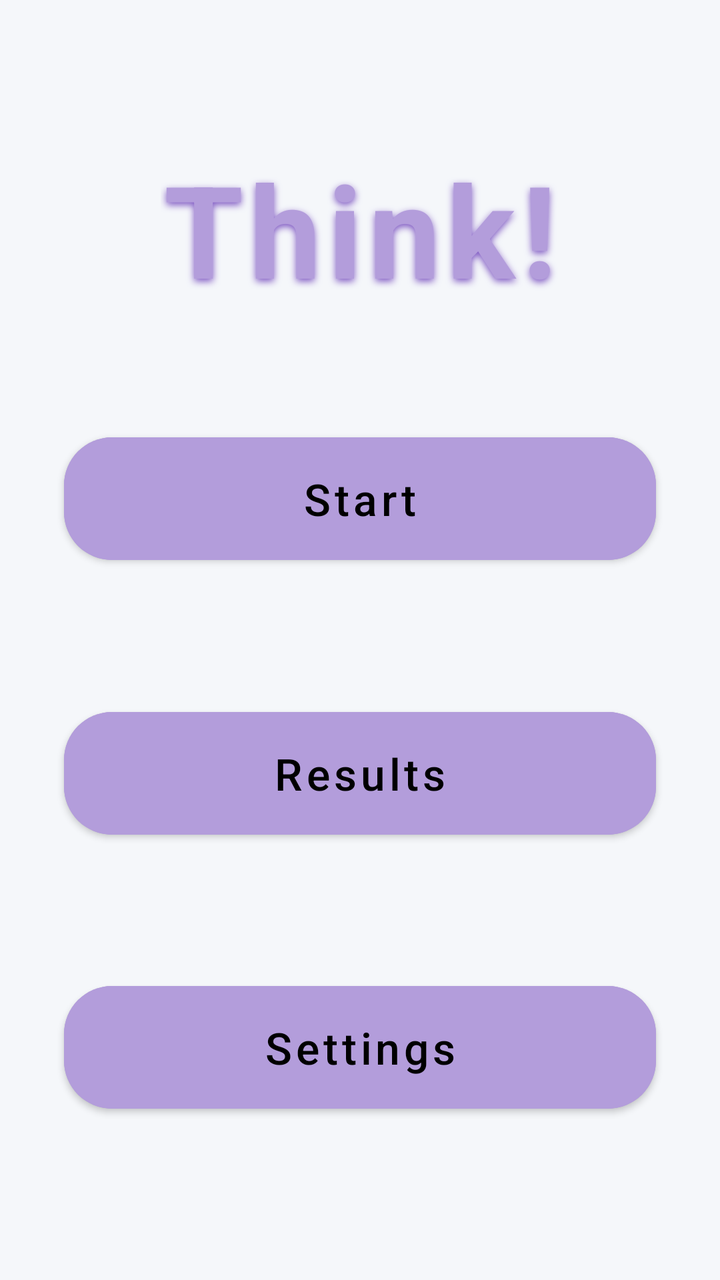
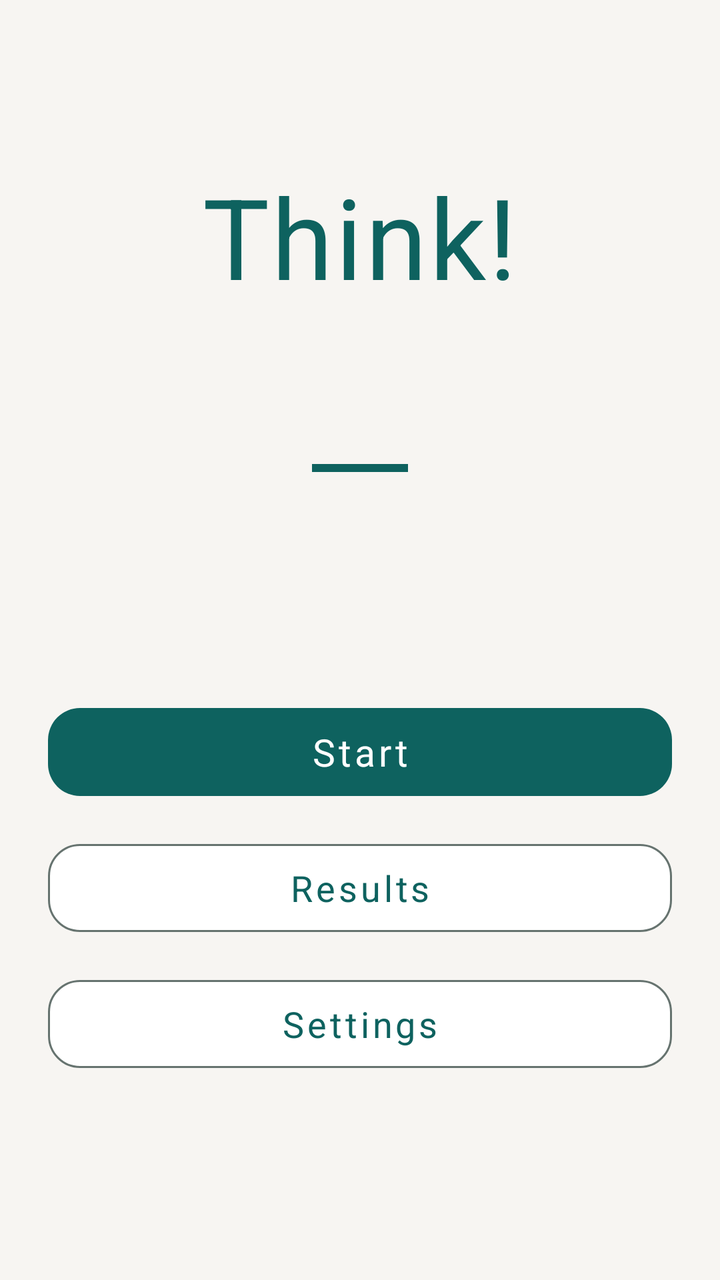

An Android layout rendered at two revisions. The XML below is the earlier revision; the diff shows what the commit changed to produce the second picture.
<!-- AndroidManifest.xml: application theme Theme.Think -->
<!-- res/layout/activity_main.xml -->
<?xml version="1.0" encoding="utf-8"?>
<androidx.constraintlayout.widget.ConstraintLayout
    xmlns:android="http://schemas.android.com/apk/res/android"
    xmlns:app="http://schemas.android.com/apk/res-auto"
    xmlns:tools="http://schemas.android.com/tools"
    android:layout_width="match_parent"
    android:layout_height="match_parent"
    android:background="@color/game_background"
    android:padding="24dp"
    tools:context=".MainActivity">

    
    <TextView
        android:id="@+id/textGameTitle"
        android:layout_width="wrap_content"
        android:layout_height="wrap_content"
        android:text="@string/app_name"
        android:textSize="64sp"
        android:textColor="@color/game_primary"
        android:textStyle="bold"
        android:fontFamily="sans-serif-black"
        android:letterSpacing="0.05"
        android:shadowColor="@color/game_primary_variant"
        android:shadowDx="0"
        android:shadowDy="4"
        android:shadowRadius="8"
        app:layout_constraintTop_toTopOf="parent"
        app:layout_constraintStart_toStartOf="parent"
        app:layout_constraintEnd_toEndOf="parent"
        app:layout_constraintBottom_toTopOf="@+id/buttonStartGame"
        app:layout_constraintVertical_bias="0.3" />

    
    <Button
        android:id="@+id/buttonStartGame"
        style="@style/ThinkMainMenuButton"
        android:layout_width="0dp"
        android:layout_height="wrap_content"
        android:text="@string/start_game"
        android:layout_marginBottom="16dp"
        app:layout_constraintStart_toStartOf="parent"
        app:layout_constraintEnd_toEndOf="parent"
        app:layout_constraintBottom_toTopOf="@+id/buttonResults"
        app:layout_constraintTop_toBottomOf="@+id/textGameTitle"
        app:layout_constraintVertical_chainStyle="packed" />

    <Button
        android:id="@+id/buttonResults"
        style="@style/ThinkMainMenuButton"
        android:layout_width="0dp"
        android:layout_height="wrap_content"
        android:text="@string/results"
        android:layout_marginBottom="16dp"
        app:layout_constraintStart_toStartOf="parent"
        app:layout_constraintEnd_toEndOf="parent"
        app:layout_constraintTop_toBottomOf="@+id/buttonStartGame"
        app:layout_constraintBottom_toTopOf="@+id/buttonSettings" />

    <Button
        android:id="@+id/buttonSettings"
        style="@style/ThinkMainMenuButton"
        android:layout_width="0dp"
        android:layout_height="wrap_content"
        android:text="@string/settings"
        android:layout_marginBottom="16dp"
        app:layout_constraintStart_toStartOf="parent"
        app:layout_constraintEnd_toEndOf="parent"
        app:layout_constraintTop_toBottomOf="@+id/buttonResults"
        app:layout_constraintBottom_toBottomOf="parent" />

</androidx.constraintlayout.widget.ConstraintLayout>
<!-- resources referenced by this layout -->
<resources>
  <color name="game_background">#F5F7FA</color>
  <color name="game_primary">#B39DDB</color>
  <color name="game_primary_variant">#7E57C2</color>
  <style name="ThinkMainMenuButton" parent="ThinkButton">
          <item name="android:layout_width">match_parent</item>
          <item name="android:layout_height">0dp</item>
          <item name="android:layout_weight">1</item>
          <item name="android:gravity">center</item>
          <item name="android:textSize">22sp</item>
          <item name="android:layout_margin">8dp</item> 
      </style>
  <style name="Theme.Think" parent="Theme.MaterialComponents.DayNight.NoActionBar">
          
          <item name="colorPrimary">@color/game_primary</item>
          <item name="colorPrimaryVariant">@color/game_primary_variant</item>
          <item name="colorOnPrimary">@color/black</item> 
          
          <item name="colorSecondary">@color/game_secondary</item>
          <item name="colorOnSecondary">@color/black</item>
  
          <item name="android:textColor">@color/text_primary</item>
  
          
          <item name="android:statusBarColor">@color/game_background</item>
          
          <item name="android:windowLightStatusBar" tools:targetApi="m">false</item>
  
          
          <item name="android:windowBackground">@color/game_background</item>
  
          
          <item name="fontFamily">sans-serif</item>
      </style>
  <style name="ThinkButton" parent="Widget.MaterialComponents.Button">
          <item name="android:backgroundTint">@color/game_primary</item>
          <item name="android:textColor">@color/black</item>
          <item name="android:paddingLeft">24dp</item>
          <item name="android:paddingRight">24dp</item>
          <item name="android:paddingTop">16dp</item>
          <item name="android:paddingBottom">16dp</item>
          <item name="android:textAllCaps">false</item> 
          <item name="android:textSize">18sp</item>
          <item name="cornerRadius">24dp</item> 
          <item name="fontFamily">sans-serif-medium</item>
          
          <item name="elevation">4dp</item>
      </style>
  <color name="black">#000000</color>
  <color name="game_secondary">#80CBC4</color>
  <color name="text_primary">#37474F</color>
  <!-- unchanged entries left out for length: 4 -->
</resources>

<!-- the commit's change to res/layout/activity_main.xml (unified diff, before → after) -->
@@ -6,66 +6,75 @@
     android:layout_width="match_parent"
     android:layout_height="match_parent"
     android:background="@color/game_background"
-    android:padding="24dp"
+    android:paddingStart="24dp"
+    android:paddingTop="24dp"
+    android:paddingEnd="24dp"
+    android:paddingBottom="24dp"
     tools:context=".MainActivity">
 
-    
     <TextView
         android:id="@+id/textGameTitle"
         android:layout_width="wrap_content"
         android:layout_height="wrap_content"
+        android:fontFamily="sans-serif-medium"
+        android:includeFontPadding="false"
+        android:letterSpacing="0.02"
         android:text="@string/app_name"
-        android:textSize="64sp"
         android:textColor="@color/game_primary"
-        android:textStyle="bold"
-        android:fontFamily="sans-serif-black"
-        android:letterSpacing="0.05"
-        android:shadowColor="@color/game_primary_variant"
-        android:shadowDx="0"
-        android:shadowDy="4"
-        android:shadowRadius="8"
+        android:textSize="56sp"
+        app:layout_constraintBottom_toTopOf="@id/brandRule"
+        app:layout_constraintEnd_toEndOf="parent"
+        app:layout_constraintStart_toStartOf="parent"
         app:layout_constraintTop_toTopOf="parent"
+        app:layout_constraintVertical_bias="0.44" />
+
+    <View
+        android:id="@+id/brandRule"
+        android:layout_width="48dp"
+        android:layout_height="4dp"
+        android:layout_marginTop="14dp"
+        android:background="@color/game_primary"
+        app:layout_constraintBottom_toTopOf="@id/menuContainer"
+        app:layout_constraintEnd_toEndOf="parent"
         app:layout_constraintStart_toStartOf="parent"
-        app:layout_constraintEnd_toEndOf="parent"
-        app:layout_constraintBottom_toTopOf="@+id/buttonStartGame"
-        app:layout_constraintVertical_bias="0.3" />
+        app:layout_constraintTop_toBottomOf="@id/textGameTitle" />
 
-    
-    <Button
-        android:id="@+id/buttonStartGame"
-        style="@style/ThinkMainMenuButton"
+    <LinearLayout
+        android:id="@+id/menuContainer"
         android:layout_width="0dp"
         android:layout_height="wrap_content"
-        android:text="@string/start_game"
-        android:layout_marginBottom="16dp"
+        android:layout_marginTop="48dp"
+        android:layout_marginBottom="12dp"
+        android:gravity="center"
+        android:orientation="vertical"
+        app:layout_constraintBottom_toBottomOf="parent"
+        app:layout_constraintEnd_toEndOf="parent"
         app:layout_constraintStart_toStartOf="parent"
-        app:layout_constraintEnd_toEndOf="parent"
-        app:layout_constraintBottom_toTopOf="@+id/buttonResults"
-        app:layout_constraintTop_toBottomOf="@+id/textGameTitle"
-        app:layout_constraintVertical_chainStyle="packed" />
+        app:layout_constraintTop_toBottomOf="@id/brandRule"
+        app:layout_constraintWidth_max="440dp">
 
-    <Button
-        android:id="@+id/buttonResults"
-        style="@style/ThinkMainMenuButton"
-        android:layout_width="0dp"
-        android:layout_height="wrap_content"
-        android:text="@string/results"
-        android:layout_marginBottom="16dp"
-        app:layout_constraintStart_toStartOf="parent"
-        app:layout_constraintEnd_toEndOf="parent"
-        app:layout_constraintTop_toBottomOf="@+id/buttonStartGame"
-        app:layout_constraintBottom_toTopOf="@+id/buttonSettings" />
+        <com.google.android.material.button.MaterialButton
+            android:id="@+id/buttonStartGame"
+            style="@style/ThinkMainMenuButton"
+            android:layout_width="match_parent"
+            android:layout_height="wrap_content"
+            android:layout_marginBottom="12dp"
+            android:text="@string/start_game" />
 
-    <Button
-        android:id="@+id/buttonSettings"
-        style="@style/ThinkMainMenuButton"
-        android:layout_width="0dp"
-        android:layout_height="wrap_content"
-        android:text="@string/settings"
-        android:layout_marginBottom="16dp"
-        app:layout_constraintStart_toStartOf="parent"
-        app:layout_constraintEnd_toEndOf="parent"
-        app:layout_constraintTop_toBottomOf="@+id/buttonResults"
-        app:layout_constraintBottom_toBottomOf="parent" />
+        <com.google.android.material.button.MaterialButton
+            android:id="@+id/buttonResults"
+            style="@style/ThinkMainMenuButton.Secondary"
+            android:layout_width="match_parent"
+            android:layout_height="wrap_content"
+            android:layout_marginBottom="12dp"
+            android:text="@string/results" />
+
+        <com.google.android.material.button.MaterialButton
+            android:id="@+id/buttonSettings"
+            style="@style/ThinkMainMenuButton.Secondary"
+            android:layout_width="match_parent"
+            android:layout_height="wrap_content"
+            android:text="@string/settings" />
+    </LinearLayout>
 
 </androidx.constraintlayout.widget.ConstraintLayout>
<!-- resource entries referenced after the edit -->
@@ -1,55 +1,83 @@
 <!-- resources referenced by this layout -->
 <resources>
-  <color name="game_background">#F5F7FA</color>
-  <color name="game_primary">#B39DDB</color>
-  <color name="game_primary_variant">#7E57C2</color>
+  <color name="game_background">#F7F5F2</color>
+  <color name="game_primary">#0E625F</color>
+  <color name="game_primary_variant">#0B504D</color>
+  <color name="game_on_primary">#FFFFFF</color>
+  <color name="game_surface">#FFFFFF</color>
   <style name="ThinkMainMenuButton" parent="ThinkButton">
-          <item name="android:layout_width">match_parent</item>
-          <item name="android:layout_height">0dp</item>
-          <item name="android:layout_weight">1</item>
-          <item name="android:gravity">center</item>
-          <item name="android:textSize">22sp</item>
-          <item name="android:layout_margin">8dp</item> 
+          <item name="android:textSize">19sp</item>
       </style>
-  <style name="Theme.Think" parent="Theme.MaterialComponents.DayNight.NoActionBar">
-          
+  <style name="ThinkMainMenuButton.Secondary" parent="ThinkButton.Secondary">
+          <item name="android:textSize">18sp</item>
+      </style>
+  <style name="Theme.Think" parent="@style/ThinkSystemBarsTheme" />
+  <style name="ThinkButton" parent="Widget.MaterialComponents.Button">
+          <item name="android:minHeight">56dp</item>
+          <item name="android:minWidth">0dp</item>
+          <item name="android:paddingStart">24dp</item>
+          <item name="android:paddingEnd">24dp</item>
+          <item name="android:textAllCaps">false</item>
+          <item name="android:textSize">17sp</item>
+          <item name="android:textColor">@color/button_primary_text</item>
+          <item name="android:fontFamily">sans-serif-medium</item>
+          <item name="backgroundTint">@color/button_primary_background</item>
+          <item name="rippleColor">@color/ripple_neutral</item>
+          <item name="cornerRadius">16dp</item>
+          <item name="elevation">0dp</item>
+          <item name="android:stateListAnimator">@null</item>
+      </style>
+  <style name="ThinkButton.Secondary" parent="ThinkButton">
+          <item name="android:textColor">@color/button_secondary_text</item>
+          <item name="backgroundTint">@color/button_secondary_background</item>
+          <item name="strokeColor">@color/outline_strong</item>
+          <item name="strokeWidth">1dp</item>
+          <item name="rippleColor">@color/ripple_primary</item>
+      </style>
+  <style name="ThinkSystemBarsTheme" parent="@style/ThinkBaseTheme" />
+  <color name="ripple_neutral">#1F20242B</color>
+  <color name="outline_strong">#66736F</color>
+  <color name="ripple_primary">#330E625F</color>
+  <style name="ThinkBaseTheme" parent="Theme.MaterialComponents.DayNight.NoActionBar">
           <item name="colorPrimary">@color/game_primary</item>
           <item name="colorPrimaryVariant">@color/game_primary_variant</item>
-          <item name="colorOnPrimary">@color/black</item> 
-          
-          <item name="colorSecondary">@color/game_secondary</item>
-          <item name="colorOnSecondary">@color/black</item>
+          <item name="colorOnPrimary">@color/game_on_primary</item>
+          <item name="colorSecondary">@color/game_primary</item>
+          <item name="colorSecondaryVariant">@color/game_primary_variant</item>
+          <item name="colorOnSecondary">@color/game_on_primary</item>
+          <item name="colorSurface">@color/game_surface</item>
+          <item name="colorOnSurface">@color/text_primary</item>
+          <item name="colorError">@color/game_error</item>
+          <item name="colorOnError">@color/on_error</item>
+          <item name="android:colorAccent">@color/game_primary</item>
+          <item name="colorControlNormal">@color/text_secondary</item>
+          <item name="colorControlActivated">@color/game_primary</item>
+          <item name="colorControlHighlight">@color/ripple_primary</item>
   
+          <item name="android:fontFamily">sans-serif</item>
+          <item name="fontFamily">sans-serif</item>
           <item name="android:textColor">@color/text_primary</item>
-  
-          
+          <item name="android:windowBackground">@color/game_background</item>
           <item name="android:statusBarColor">@color/game_background</item>
-          
-          <item name="android:windowLightStatusBar" tools:targetApi="m">false</item>
-  
-          
-          <item name="android:windowBackground">@color/game_background</item>
-  
-          
-          <item name="fontFamily">sans-serif</item>
+          <item name="android:navigationBarColor">@color/game_background</item>
+          <item name="materialAlertDialogTheme">@style/ThemeOverlay.Think.MaterialAlertDialog</item>
       </style>
-  <style name="ThinkButton" parent="Widget.MaterialComponents.Button">
-          <item name="android:backgroundTint">@color/game_primary</item>
-          <item name="android:textColor">@color/black</item>
-          <item name="android:paddingLeft">24dp</item>
-          <item name="android:paddingRight">24dp</item>
-          <item name="android:paddingTop">16dp</item>
-          <item name="android:paddingBottom">16dp</item>
-          <item name="android:textAllCaps">false</item> 
-          <item name="android:textSize">18sp</item>
-          <item name="cornerRadius">24dp</item> 
-          <item name="fontFamily">sans-serif-medium</item>
-          
-          <item name="elevation">4dp</item>
+  <color name="text_primary">#20242B</color>
+  <color name="game_error">#B3261E</color>
+  <color name="on_error">#FFFFFF</color>
+  <color name="text_secondary">#59616B</color>
+  <style name="ThemeOverlay.Think.MaterialAlertDialog" parent="ThemeOverlay.MaterialComponents.MaterialAlertDialog">
+          <item name="colorPrimary">@color/game_primary</item>
+          <item name="colorSurface">@color/game_surface</item>
+          <item name="colorOnSurface">@color/text_primary</item>
+          <item name="android:textColorPrimary">@color/text_primary</item>
+          <item name="android:textColorSecondary">@color/text_secondary</item>
+          <item name="shapeAppearanceOverlay">@style/ThinkDialogShape</item>
       </style>
-  <color name="black">#000000</color>
-  <color name="game_secondary">#80CBC4</color>
-  <color name="text_primary">#37474F</color>
+  <style name="ThinkDialogShape">
+          <item name="cornerFamily">rounded</item>
+          <item name="cornerSize">20dp</item>
+      </style>
   <!-- unchanged entries left out for length: 4 -->
 </resources>
 
